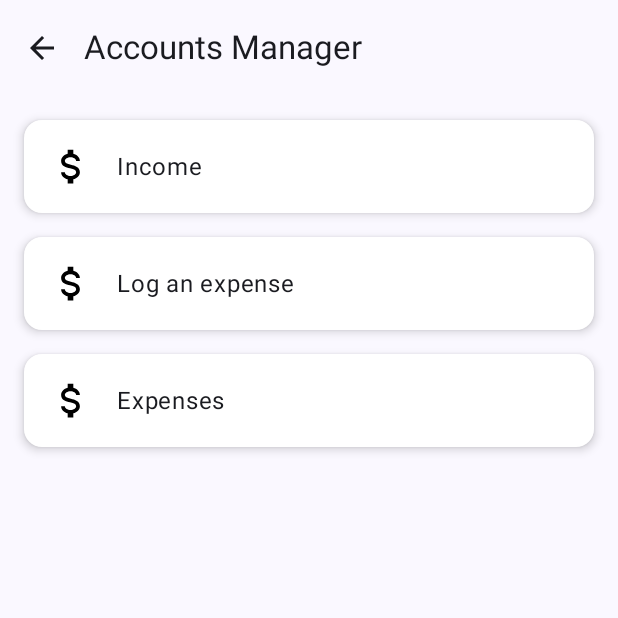
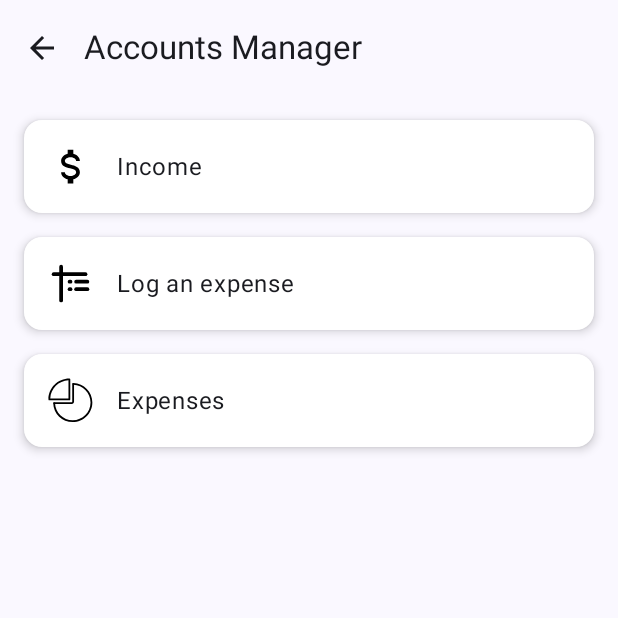
Before and after one commit to ken-neddy/BeamNetworks, an Android app built with Jetpack Compose: the AccountsManagerScreen screen opened through its navigation route, on a phone screen of 412 x 824 dp, the top half of it. Run offline under Robolectric (Android 15) with nearby library versions, the phone set to English and light mode, and no system bars; our stand-ins replace Firebase (no records; nobody signed in at launch, a user with empty details on screens opened directly); libraries missing offline, so code that uses them is left out: com.google.api.client, com.google.api.services; 1 statement that could not run was skipped.

Commit message:
1. Dashboard update

```diff
--- a/app/src/main/java/com/helper/beamnetworks/MainActivity.kt
+++ b/app/src/main/java/com/helper/beamnetworks/MainActivity.kt
@@ -339,15 +339,15 @@ fun DashboardCard(viewModel: DashboardViewModel, navController: NavController) {
                     horizontalAlignment = Alignment.CenterHorizontally,
                     modifier = Modifier.clickable { navController.navigate("upcoming_installations") }
                 ) {
+                    Text(upcomingInstallations.toString(), fontWeight = FontWeight.Bold)
                     Text("Upcoming Installations")
-                    Text(upcomingInstallations.toString())
                 }
                 Column(
                     horizontalAlignment = Alignment.CenterHorizontally,
                     modifier = Modifier.clickable { navController.navigate("income") }
                 ) {
+                    Text(NumberFormat.getCurrencyInstance(Locale("en", "KE")).format(incomeThisMonth), fontWeight = FontWeight.Bold)
                     Text("Income This Month")
-                    Text(NumberFormat.getCurrencyInstance(Locale("en", "KE")).format(incomeThisMonth))
                 }
             }
             Spacer(modifier = Modifier.height(16.dp))
@@ -359,15 +359,15 @@ fun DashboardCard(viewModel: DashboardViewModel, navController: NavController) {
                     horizontalAlignment = Alignment.CenterHorizontally,
                     modifier = Modifier.clickable { navController.navigate("monthly_expenses") }
                 ) {
+                    Text(NumberFormat.getCurrencyInstance(Locale("en", "KE")).format(monthlyExpenses), fontWeight = FontWeight.Bold)
                     Text("This Month's Expenses")
-                    Text(NumberFormat.getCurrencyInstance(Locale("en", "KE")).format(monthlyExpenses))
                 }
                 Column(
                     horizontalAlignment = Alignment.CenterHorizontally,
                     modifier = Modifier.clickable { navController.navigate("stock_running_low") }
                 ) {
+                    Text(stockRunningLow.toString(), fontWeight = FontWeight.Bold)
                     Text("Stock Running Low")
-                    Text(stockRunningLow.toString())
                 }
             }
         }
@@ -543,7 +543,7 @@ fun InstallationManagerScreen(navController: NavController) {
                 .padding(16.dp)
         ) {
             Card(
-                onClick = { navController.navigate("log_installation") },
+                onClick = { navController.navigate("log_installation?installationId=") },
                 modifier = Modifier.fillMaxWidth(),
                 colors = CardDefaults.cardColors(containerColor = Color.White),
                 elevation = CardDefaults.cardElevation(defaultElevation = 4.dp)
@@ -672,7 +672,7 @@ fun AccountsManagerScreen(navController: NavController) {
                     verticalAlignment = Alignment.CenterVertically
                 ) {
                     Icon(
-                        painter = painterResource(id = R.drawable.currency_usd),
+                        painter = painterResource(id = R.drawable.logexpense),
                         contentDescription = null,
                         modifier = Modifier.size(30.dp),
                         tint = Color.Unspecified
@@ -695,7 +695,7 @@ fun AccountsManagerScreen(navController: NavController) {
                     verticalAlignment = Alignment.CenterVertically
                 ) {
                     Icon(
-                        painter = painterResource(id = R.drawable.currency_usd),
+                        painter = painterResource(id = R.drawable.business_expense),
                         contentDescription = null,
                         modifier = Modifier.size(30.dp),
                         tint = Color.Unspecified
--- /dev/null
+++ b/app/src/main/res/drawable/business_expense.xml
@@ -0,0 +1,15 @@
+<vector xmlns:android="http://schemas.android.com/apk/res/android"
+    android:width="128dp"
+    android:height="128dp"
+    android:viewportWidth="1024"
+    android:viewportHeight="1024">
+  <path
+      android:pathData="M576.5,154.5c217.9,6.7 391.6,185.6 391.6,404.1 0,223.3 -181,404.3 -404.3,404.3 -218.7,0 -397.6,-174 -404.1,-392.1 -0.3,-11.3 -9.8,-20.2 -21.1,-19.9s-20.2,9.8 -19.9,21.1c7.1,240.2 204.2,431.8 445.1,431.8 245.9,0 445.3,-199.3 445.3,-445.3 0,-240.7 -191.3,-437.6 -431.3,-445.1 -11.3,-0.3 -20.8,8.5 -21.1,19.8s8.5,20.8 19.8,21.1z"
+      android:fillColor="#000000"/>
+  <path
+      android:pathData="M51.7,466h414.3L466,51.7C241.9,62.1 62.1,241.9 51.7,466zM10.2,486.5c0,-263 213.2,-476.3 476.3,-476.3 11.3,0 20.5,9.2 20.5,20.5v455.8c0,11.3 -9.2,20.5 -20.5,20.5L30.7,507c-11.3,0 -20.5,-9.2 -20.5,-20.5z"
+      android:fillColor="#000000"/>
+  <path
+      android:pathData="M551.5,134.5v405.6c0,5.6 -4.7,10.2 -10.2,10.2H140.1c-11.3,0 -20.5,9.2 -20.5,20.5s9.2,20.5 20.5,20.5h401.2c28.2,0 51.2,-23 51.2,-51.2V134.5c0,-11.3 -9.2,-20.5 -20.5,-20.5s-20.5,9.2 -20.5,20.5z"
+      android:fillColor="#000000"/>
+</vector>
--- /dev/null
+++ b/app/src/main/res/drawable/logexpense.xml
@@ -0,0 +1,48 @@
+<vector xmlns:android="http://schemas.android.com/apk/res/android"
+    android:width="128dp"
+    android:height="128dp"
+    android:viewportWidth="48"
+    android:viewportHeight="48">
+  <path
+      android:pathData="M6,14H40"
+      android:strokeLineJoin="round"
+      android:strokeWidth="4"
+      android:fillColor="#00000000"
+      android:strokeColor="#000000"
+      android:strokeLineCap="round"/>
+  <path
+      android:pathData="M30,22H42"
+      android:strokeLineJoin="round"
+      android:strokeWidth="4"
+      android:fillColor="#00000000"
+      android:strokeColor="#000000"
+      android:strokeLineCap="round"/>
+  <path
+      android:pathData="M30,30H42"
+      android:strokeLineJoin="round"
+      android:strokeWidth="4"
+      android:fillColor="#00000000"
+      android:strokeColor="#000000"
+      android:strokeLineCap="round"/>
+  <path
+      android:pathData="M23,22H24"
+      android:strokeLineJoin="round"
+      android:strokeWidth="4"
+      android:fillColor="#00000000"
+      android:strokeColor="#000000"
+      android:strokeLineCap="round"/>
+  <path
+      android:pathData="M23,30H24"
+      android:strokeLineJoin="round"
+      android:strokeWidth="4"
+      android:fillColor="#00000000"
+      android:strokeColor="#000000"
+      android:strokeLineCap="round"/>
+  <path
+      android:pathData="M14,6L14,42"
+      android:strokeLineJoin="round"
+      android:strokeWidth="4"
+      android:fillColor="#00000000"
+      android:strokeColor="#000000"
+      android:strokeLineCap="round"/>
+</vector>
```
Also changed, not shown: app/src/main/java/com/helper/beamnetworks/ui/theme/Type.kt (line endings or trailing spaces), app/src/main/res/font/inter_bold.ttf (added), app/src/main/res/font/inter_regular.ttf (added).
